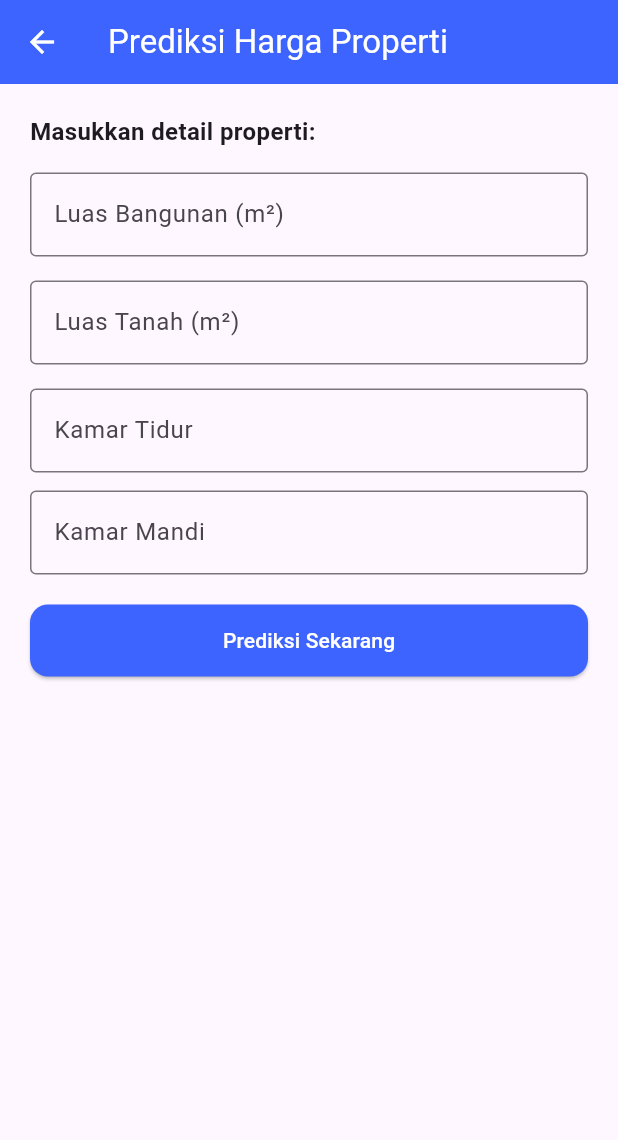
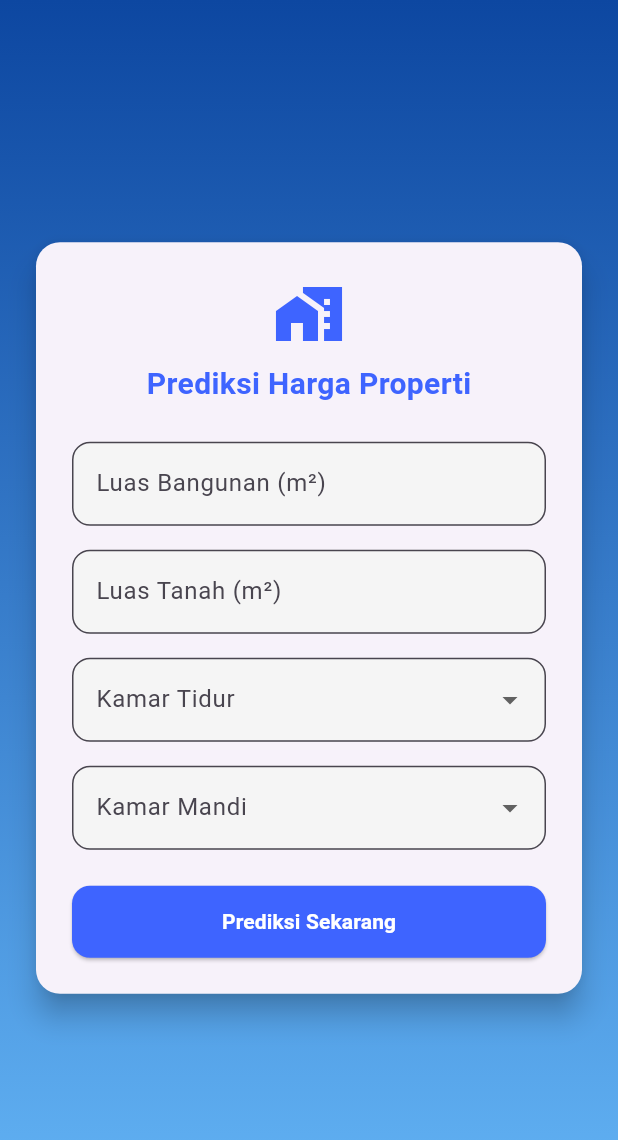
Before and after one commit to 1rHub/SemesterFour-Mobile, a Flutter app: the PredictionScreen screen opened directly, on a phone screen of 412 x 824 dp. Shown: the top 1140 px of the screen. Run offline on Flutter 3.47's test engine with Material 3 defaults, Android fonts, the phone set to English and light mode, and no system bars.

Commit message:
mengubah tema pada laman prediksi

```diff
--- a/lib/prediction_screen.dart
+++ b/lib/prediction_screen.dart
@@ -1,73 +1,86 @@
 import 'package:flutter/material.dart';
 import 'package:flutter/services.dart';
 
-class PredictionScreen extends StatelessWidget {
+class PredictionScreen extends StatefulWidget {
   const PredictionScreen({super.key});
 
   @override
-  Widget build(BuildContext context) {
+  State<PredictionScreen> createState() => _PredictionScreenState();
+}
+
+class _PredictionScreenState extends State<PredictionScreen> {
   final List<TextInputFormatter> numberInputFormatters = [
     FilteringTextInputFormatter.digitsOnly,
   ];
 
+  final List<int> roomOptions = List.generate(5, (index) => index + 1);
+  int? selectedBedrooms;
+  int? selectedBathrooms;
+
+  @override
+  Widget build(BuildContext context) {
     return Scaffold(
-      appBar: AppBar(
-        title: const Text('Prediksi Harga Properti'),
-        backgroundColor: const Color(0xFF3E64FF),
-        foregroundColor: Colors.white,
+      body: Container(
+        width: double.infinity,
+        height: double.infinity,
+        decoration: const BoxDecoration(
+          gradient: LinearGradient(
+            colors: [Color(0xFF0D47A1), Color(0xFF64B5F6)],
+            begin: Alignment.topCenter,
+            end: Alignment.bottomCenter,
           ),
-      body: Padding(
-        padding: const EdgeInsets.all(20),
+        ),
+        child: Center(
+          child: SingleChildScrollView(
+            child: Card(
+              margin: const EdgeInsets.symmetric(horizontal: 24),
+              shape: RoundedRectangleBorder(
+                borderRadius: BorderRadius.circular(16),
+              ),
+              elevation: 8,
+              child: Padding(
+                padding: const EdgeInsets.all(24),
                 child: Column(
                   crossAxisAlignment: CrossAxisAlignment.start,
                   children: [
-            const Text(
-              'Masukkan detail properti:',
-              style: TextStyle(fontSize: 16, fontWeight: FontWeight.bold),
+                    Center(
+                      child: Column(
+                        children: const [
+                          Icon(Icons.home_work, size: 48, color: Color(0xFF3E64FF)),
+                          SizedBox(height: 8),
+                          Text(
+                            'Prediksi Harga Properti',
+                            style: TextStyle(
+                              fontSize: 20,
+                              fontWeight: FontWeight.bold,
+                              color: Color(0xFF3E64FF),
                             ),
+                          ),
+                        ],
+                      ),
+                    ),
+                    const SizedBox(height: 24),
+                    _buildInputField("Luas Bangunan (m²)"),
                     const SizedBox(height: 16),
-            TextField(
-              decoration: const InputDecoration(
-                labelText: 'Luas Bangunan (m²)',
-                border: OutlineInputBorder(),
-              ),
-              keyboardType: TextInputType.number,
-              inputFormatters: numberInputFormatters,
-            ),
+                    _buildInputField("Luas Tanah (m²)"),
                     const SizedBox(height: 16),
-            TextField(
-              decoration: const InputDecoration(
-                labelText: 'Luas Tanah (m²)',
-                border: OutlineInputBorder(),
-              ),
-              keyboardType: TextInputType.number,
-              inputFormatters: numberInputFormatters,
-            ),
+                    _buildDropdownField("Kamar Tidur", selectedBedrooms, (value) {
+                      setState(() {
+                        selectedBedrooms = value;
+                      });
+                    }),
                     const SizedBox(height: 16),
-            TextField(
-              decoration: const InputDecoration(
-                labelText: 'Kamar Tidur',
-                border: OutlineInputBorder(),
-              ),
-              keyboardType: TextInputType.number,
-              inputFormatters: numberInputFormatters,
-            ),
-            const SizedBox(height: 12),
-            TextField(
-              decoration: const InputDecoration(
-                labelText: 'Kamar Mandi',
-                border: OutlineInputBorder(),
-              ),
-              keyboardType: TextInputType.number,
-              inputFormatters: numberInputFormatters,
-            ),
-            const SizedBox(height: 20),
+                    _buildDropdownField("Kamar Mandi", selectedBathrooms, (value) {
+                      setState(() {
+                        selectedBathrooms = value;
+                      });
+                    }),
+                    const SizedBox(height: 24),
                     SizedBox(
                       width: double.infinity,
                       height: 48,
                       child: ElevatedButton(
                         onPressed: () {
-                  // Logika prediksi bisa ditambahkan di sini
                           showDialog(
                             context: context,
                             builder: (_) => AlertDialog(
@@ -90,13 +103,51 @@ class PredictionScreen extends StatelessWidget {
                         ),
                         child: const Text(
                           'Prediksi Sekarang',
-                  style: TextStyle(color: Colors.white),
+                          style: TextStyle(color: Colors.white, fontWeight: FontWeight.bold),
                         ),
                       ),
-            )
+                    ),
                   ],
+                ),
+              ),
+            ),
+          ),
         ),
       ),
     );
   }
+
+  Widget _buildInputField(String label) {
+    return TextField(
+      decoration: InputDecoration(
+        labelText: label,
+        border: OutlineInputBorder(
+          borderRadius: BorderRadius.circular(12),
+        ),
+        filled: true,
+        fillColor: Colors.grey.shade100,
+      ),
+      keyboardType: TextInputType.number,
+      inputFormatters: numberInputFormatters,
+    );
   }
+
+  Widget _buildDropdownField(String label, int? value, void Function(int?) onChanged) {
+    return DropdownButtonFormField<int>(
+      value: value,
+      items: roomOptions
+          .map((val) => DropdownMenuItem(
+                value: val,
+                child: Text(val.toString()),
+              ))
+          .toList(),
+      onChanged: onChanged,
+      decoration: InputDecoration(
+        labelText: label,
+        border: OutlineInputBorder(borderRadius: BorderRadius.circular(12)),
+        filled: true,
+        fillColor: Colors.grey.shade100,
+      ),
+    );
+  }
+}
```
Lines whose indentation alone changed are shown as unchanged.
